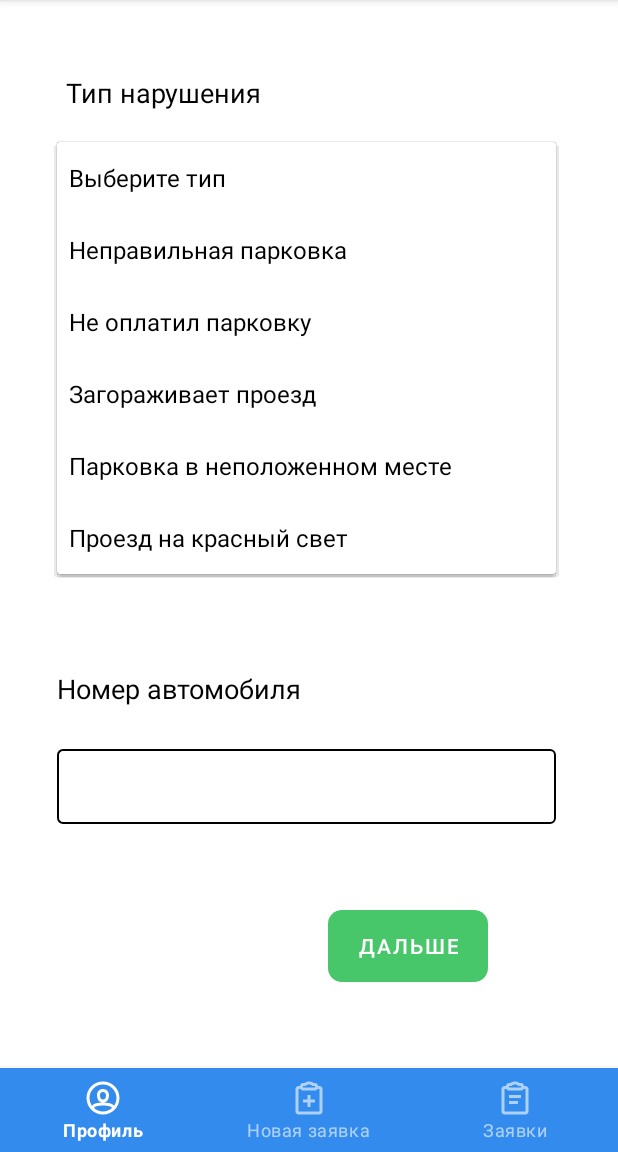
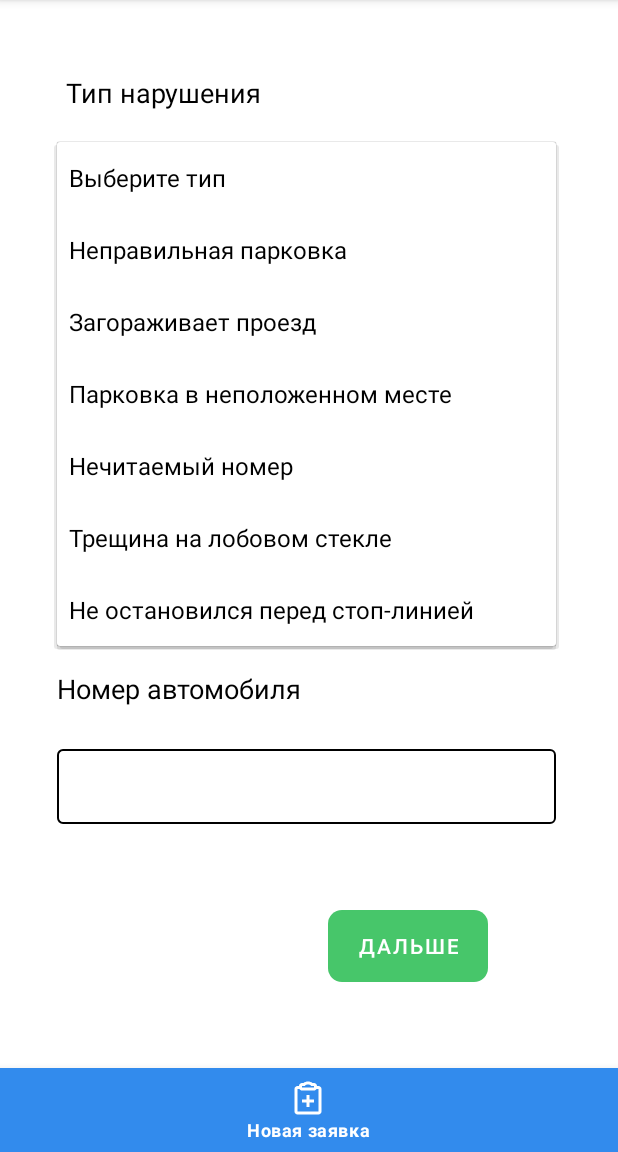
Before and after one commit to mihago/Inspector_production_stable, an Android app: the screen it shows after launch (MainActivity), after a tap on "Выберите тип", on a phone screen of 412 x 824 dp, the part 84-1236 px from its top. Run offline under Robolectric (Android 15) with nearby library versions, the phone set to English and light mode, and no system bars.

Commit message:
Stable v 1.2

```diff
--- a/app/src/main/AndroidManifest.xml
+++ b/app/src/main/AndroidManifest.xml
@@ -27,7 +27,7 @@
 
         <provider
             android:name="androidx.core.content.FileProvider"
-            android:authorities="com.example.inspector.android.fileprovider"
+            android:authorities="com.example.inspector.fileprovider"
             android:exported="false"
             android:grantUriPermissions="true">
             <meta-data
--- a/app/src/main/java/com/example/inspector/AccidentFragment.java
+++ b/app/src/main/java/com/example/inspector/AccidentFragment.java
@@ -108,7 +108,7 @@ import java.util.regex.Pattern;
 
         AF_next = (Button) v.findViewById(R.id.AF_next);
         AF_next.setOnClickListener(v3 ->{
-            if(autonumber.getText().equals("")!=true&&Pattern.matches("^[а-яА-Я]\\d{3}[а-яА-Я]{2}$",autonumber.getText())==true){
+            if(autonumber.getText().equals("")!=true&&Pattern.matches("^[а-яА-Я]\\d{3}[а-яА-Я]{2}(\\d{2}|\\d{3})$",autonumber.getText())==true){
                 if(accident_type.getSelectedItem().toString()!="Выберите тип"){
                 My f = (My) getActivity();
                 f.addValue(MainActivity.definition_of_accident,(String) definition.getText().toString());
--- a/app/src/main/java/com/example/inspector/MapFragment.java
+++ b/app/src/main/java/com/example/inspector/MapFragment.java
@@ -145,9 +145,7 @@ public class MapFragment extends Fragment implements OnMapReadyCallback, GoogleM
         map=googleMap;
 
         enableMyLocation();
-        googleMap.addMarker(new MarkerOptions()
-                .position(new LatLng(0, 0))
-                .title("Marker"));
+
     }
 
     @Override
--- a/app/src/main/res/layout/fragment_accident.xml
+++ b/app/src/main/res/layout/fragment_accident.xml
@@ -95,6 +95,7 @@
         android:focusable="true"/>
 
     <EditText
+        android:padding="6dp"
         android:id="@+id/AF_autonumber"
         android:layout_width="0dp"
         android:layout_height="50dp"
--- a/app/src/main/res/layout/photo_item.xml
+++ b/app/src/main/res/layout/photo_item.xml
@@ -2,8 +2,8 @@
 <FrameLayout xmlns:android="http://schemas.android.com/apk/res/android"
     xmlns:app="http://schemas.android.com/apk/res-auto"
     xmlns:tools="http://schemas.android.com/tools"
-    android:layout_width="match_parent"
-    android:layout_height="match_parent">
+    android:layout_width="200dp"
+    android:layout_height="200dp">
 
     <ImageView
         android:id="@+id/PhotoItem_imageView"
--- a/app/src/main/res/menu/bottom_navigation_menu.xml
+++ b/app/src/main/res/menu/bottom_navigation_menu.xml
@@ -1,19 +1,19 @@
 <?xml version="1.0" encoding="utf-8"?>
 <menu xmlns:android="http://schemas.android.com/apk/res/android">
 
-    <item
+    <!--<item
         android:id="@+id/page_1"
         android:enabled="true"
         android:icon="@drawable/ic_user"
-        android:title="@string/user"/>
+        android:title="@string/user"/>-->
     <item
         android:id="@+id/page_2"
         android:enabled="true"
         android:icon="@drawable/ic_clipboard_plus"
         android:title="@string/new_claim"/>
-    <item
+    <!--<item
         android:id="@+id/page_3"
         android:enabled="true"
         android:icon="@drawable/ic_clipboard_text"
-        android:title="@string/claims"/>
+        android:title="@string/claims"/>-->
 </menu>
--- a/app/src/main/res/values/strings.xml
+++ b/app/src/main/res/values/strings.xml
@@ -7,10 +7,11 @@
     <string-array name="accidents_array">
         <item>Выберите тип</item>
         <item>Неправильная парковка</item>
-        <item>Не оплатил парковку</item>
         <item>Загораживает проезд</item>
         <item>Парковка в неположенном месте</item>
-        <item>Проезд на красный свет</item>
+        <item>Нечитаемый номер</item>
+        <item>Трещина на лобовом стекле</item>
+        <item>Не остановился перед стоп-линией</item>
 
     </string-array>
     <!-- TODO: Remove or change this placeholder text -->
--- a/app/src/main/res/xml/file_paths.xml
+++ b/app/src/main/res/xml/file_paths.xml
@@ -1,4 +1,4 @@
 <?xml version="1.0" encoding="utf-8"?>
 <paths xmlns:android="http://schemas.android.com/apk/res/android">
-    <external-files-path name="my_images" path="Pictures" />
+    <external-files-path name="my_images" path="." />
 </paths>
```
Also changed, not shown: app/src/main/java/com/example/inspector/MediaFragment.java (+20 -23 lines).
